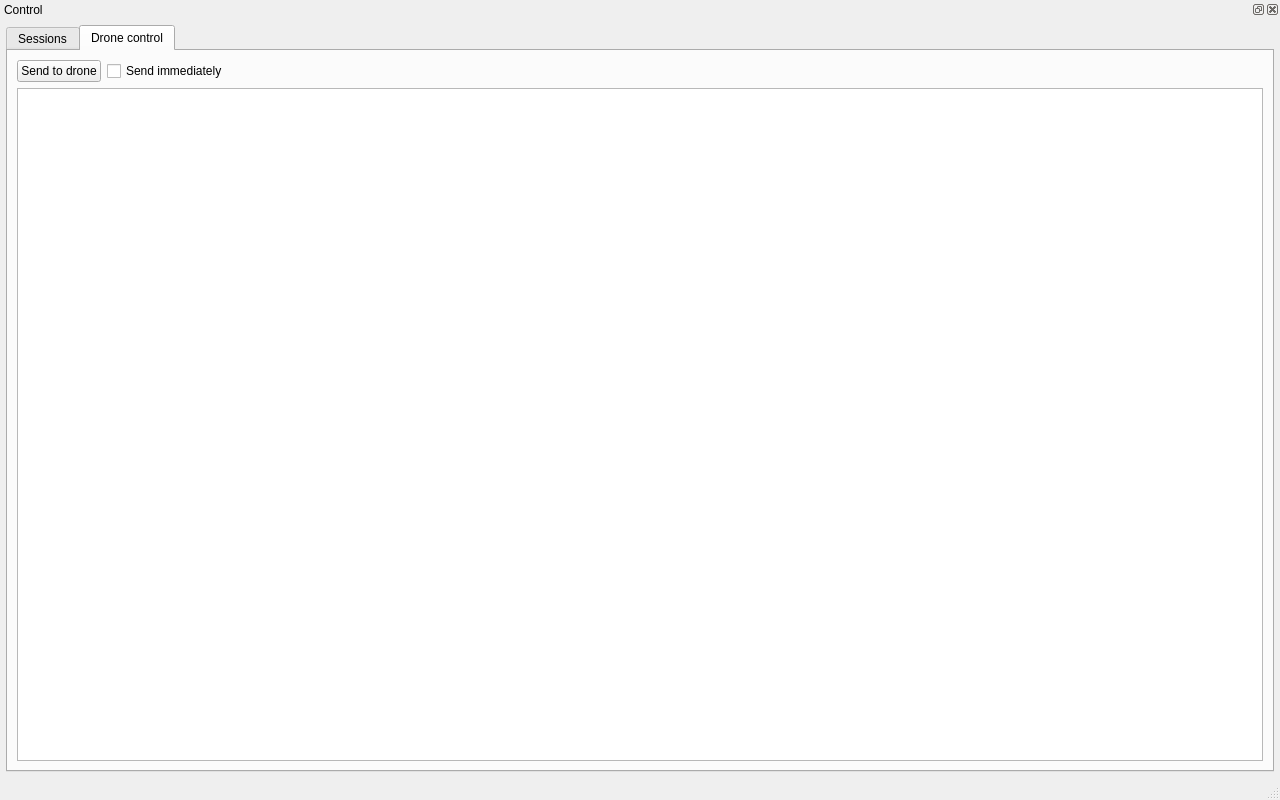
This is mainwindow.ui in anatolym78/BoardStation as Qt 5 draws it before an edit. The edited form follows.
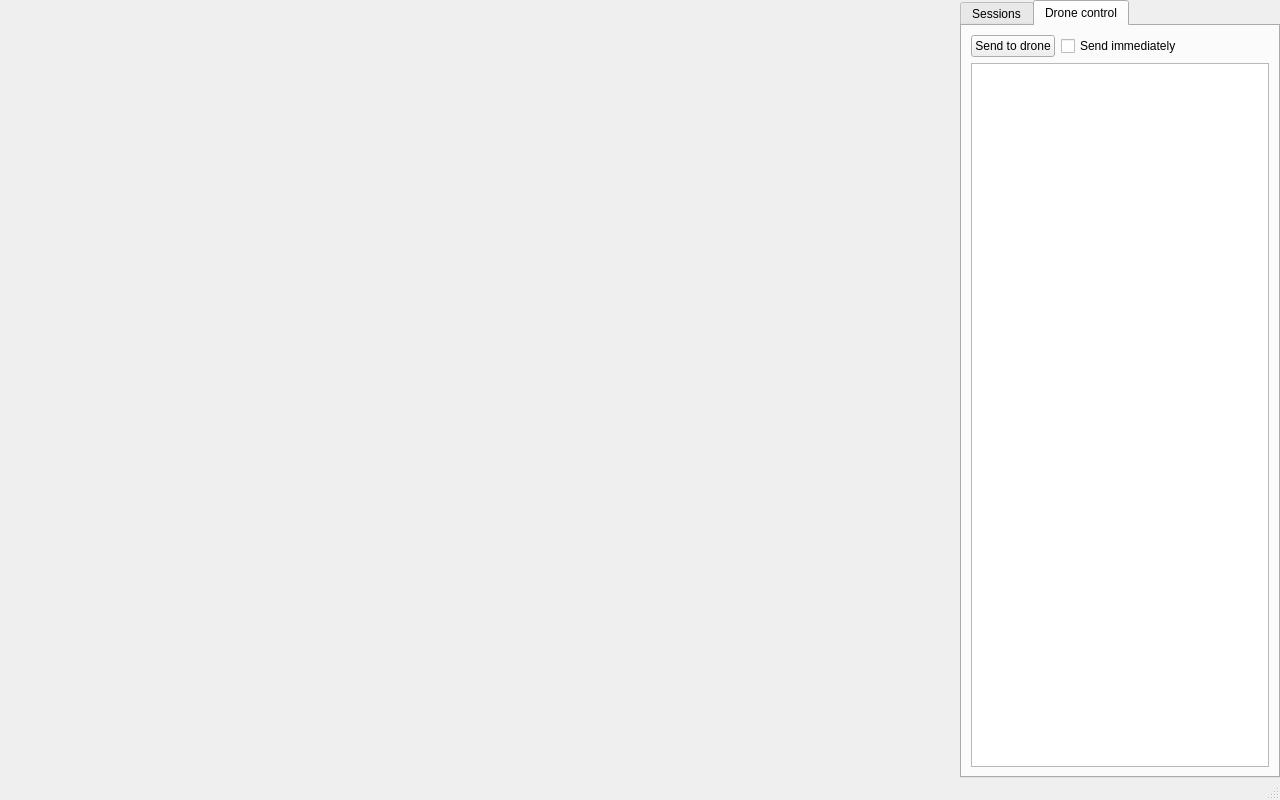
This is the edited form. Custom widgets are drawn as their Qt base class.

What changed in the file:
```diff
--- a/mainwindow.ui
+++ b/mainwindow.ui
@@ -13,51 +13,26 @@
   <property name="windowTitle">
    <string>BoardStation</string>
   </property>
-  <widget class="SessionsStackWidget" name="sessionsStackWidget"/>
-  <widget class="QMenuBar" name="menubar">
-   <property name="geometry">
-    <rect>
-     <x>0</x>
-     <y>0</y>
-     <width>1280</width>
-     <height>22</height>
-    </rect>
-   </property>
-  </widget>
-  <widget class="QStatusBar" name="statusbar"/>
-  <widget class="QDockWidget" name="controlDockWidget">
-   <property name="floating">
-    <bool>false</bool>
-   </property>
-   <property name="features">
-    <set>QDockWidget::DockWidgetClosable|QDockWidget::DockWidgetFloatable|QDockWidget::DockWidgetMovable</set>
-   </property>
-   <property name="allowedAreas">
-    <set>Qt::RightDockWidgetArea</set>
-   </property>
-   <property name="windowTitle">
-    <string>Control</string>
-   </property>
-   <attribute name="dockWidgetArea">
-    <number>2</number>
-   </attribute>
-   <widget class="QWidget" name="controlDockWidgetContents">
-    <layout class="QVBoxLayout" name="controlVerticalLayout">
+  <widget class="QWidget" name="centralwidget">
+   <layout class="QHBoxLayout" name="horizontalLayout_2" stretch="3,1">
      <property name="spacing">
-      <number>6</number>
+     <number>0</number>
      </property>
      <property name="leftMargin">
-      <number>6</number>
+     <number>0</number>
      </property>
      <property name="topMargin">
-      <number>6</number>
+     <number>0</number>
      </property>
      <property name="rightMargin">
-      <number>6</number>
+     <number>0</number>
      </property>
      <property name="bottomMargin">
-      <number>6</number>
-     </property>
+     <number>0</number>
+    </property>
+    <item>
+     <widget class="SessionsStackWidget" name="sessionsStackWidget"/>
+    </item>
      <item>
       <widget class="QTabWidget" name="tabWidget">
        <property name="currentIndex">
@@ -155,7 +130,17 @@
      </item>
     </layout>
    </widget>
+  <widget class="QMenuBar" name="menubar">
+   <property name="geometry">
+    <rect>
+     <x>0</x>
+     <y>0</y>
+     <width>1280</width>
+     <height>22</height>
+    </rect>
+   </property>
   </widget>
+  <widget class="QStatusBar" name="statusbar"/>
  </widget>
  <customwidgets>
   <customwidget>
```
Lines whose indentation alone changed are shown as unchanged.
